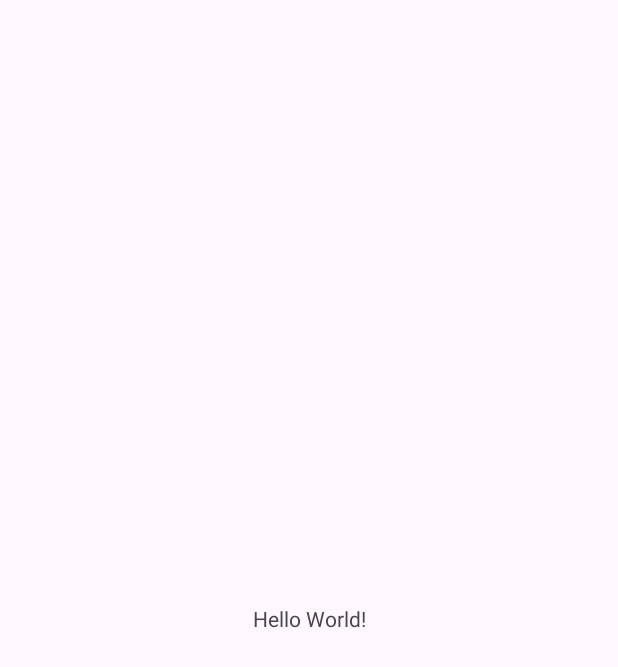
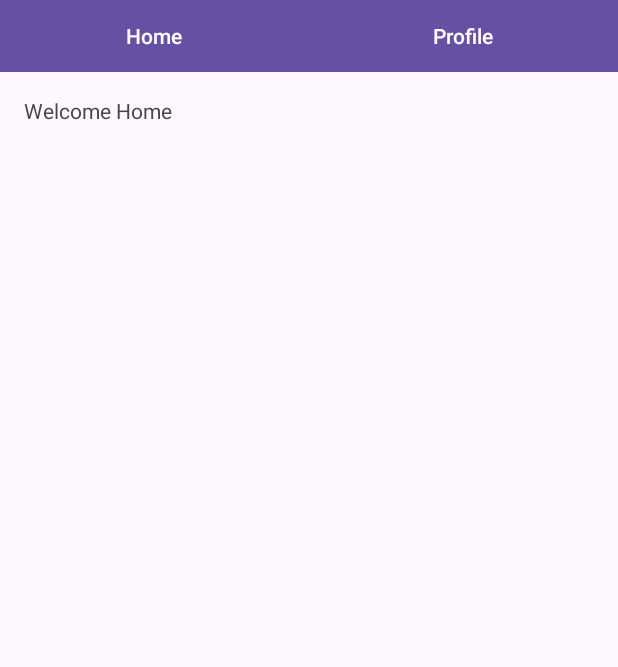
Before and after one commit to kisahtegar/FundamentalAndroid, an Android app: the screen it shows after launch (MainActivity), on a phone screen of 412 x 824 dp. Before the commit the part shown is almost empty. Shown: the top 667 px of the screen. Run offline under Robolectric (Android 15) with nearby library versions, the phone set to English and light mode, and no system bars.

Commit message:
Implementing Tab Layout with ViewPager2.

```diff
--- a/app/build.gradle.kts
+++ b/app/build.gradle.kts
@@ -43,6 +43,7 @@ dependencies {
     implementation(libs.material)
     implementation(libs.androidx.activity)
     implementation(libs.androidx.constraintlayout)
+    implementation(libs.androidx.viewpager2)
     testImplementation(libs.junit)
     androidTestImplementation(libs.androidx.junit)
     androidTestImplementation(libs.androidx.espresso.core)
--- /dev/null
+++ b/app/src/main/java/com/kisahcode/fundamentalandroid/HomeFragment.kt
@@ -0,0 +1,59 @@
+package com.kisahcode.fundamentalandroid
+
+import android.os.Bundle
+import androidx.fragment.app.Fragment
+import android.view.LayoutInflater
+import android.view.View
+import android.view.ViewGroup
+
+// TODO: Rename parameter arguments, choose names that match
+// the fragment initialization parameters, e.g. ARG_ITEM_NUMBER
+private const val ARG_PARAM1 = "param1"
+private const val ARG_PARAM2 = "param2"
+
+/**
+ * A simple [Fragment] subclass.
+ * Use the [HomeFragment.newInstance] factory method to
+ * create an instance of this fragment.
+ */
+class HomeFragment : Fragment() {
+    // TODO: Rename and change types of parameters
+    private var param1: String? = null
+    private var param2: String? = null
+
+    override fun onCreate(savedInstanceState: Bundle?) {
+        super.onCreate(savedInstanceState)
+        arguments?.let {
+            param1 = it.getString(ARG_PARAM1)
+            param2 = it.getString(ARG_PARAM2)
+        }
+    }
+
+    override fun onCreateView(
+        inflater: LayoutInflater, container: ViewGroup?,
+        savedInstanceState: Bundle?
+    ): View? {
+        // Inflate the layout for this fragment
+        return inflater.inflate(R.layout.fragment_home, container, false)
+    }
+
+    companion object {
+        /**
+         * Use this factory method to create a new instance of
+         * this fragment using the provided parameters.
+         *
+         * @param param1 Parameter 1.
+         * @param param2 Parameter 2.
+         * @return A new instance of fragment HomeFragment.
+         */
+        // TODO: Rename and change types and number of parameters
+        @JvmStatic
+        fun newInstance(param1: String, param2: String) =
+            HomeFragment().apply {
+                arguments = Bundle().apply {
+                    putString(ARG_PARAM1, param1)
+                    putString(ARG_PARAM2, param2)
+                }
+            }
+    }
+}
--- a/app/src/main/java/com/kisahcode/fundamentalandroid/MainActivity.kt
+++ b/app/src/main/java/com/kisahcode/fundamentalandroid/MainActivity.kt
@@ -2,19 +2,50 @@ package com.kisahcode.fundamentalandroid
 
 import android.os.Bundle
 import androidx.activity.enableEdgeToEdge
+import androidx.annotation.StringDef
+import androidx.annotation.StringRes
 import androidx.appcompat.app.AppCompatActivity
 import androidx.core.view.ViewCompat
 import androidx.core.view.WindowInsetsCompat
+import androidx.viewpager2.widget.ViewPager2
+import com.google.android.material.tabs.TabLayout
+import com.google.android.material.tabs.TabLayoutMediator
 
+/**
+ * The main activity of the application.
+ */
 class MainActivity : AppCompatActivity() {
+
+    companion object {
+
+        // List of tab titles.
+        private val TAB_TITLES = intArrayOf(
+            R.string.tab_text_1,
+            R.string.tab_text_2
+        )
+
+    }
+
+    /**
+     * Called when the activity is starting.
+     * @param savedInstanceState The saved instance state.
+     */
     override fun onCreate(savedInstanceState: Bundle?) {
         super.onCreate(savedInstanceState)
-        enableEdgeToEdge()
         setContentView(R.layout.activity_main)
-        ViewCompat.setOnApplyWindowInsetsListener(findViewById(R.id.main)) { v, insets ->
-            val systemBars = insets.getInsets(WindowInsetsCompat.Type.systemBars())
-            v.setPadding(systemBars.left, systemBars.top, systemBars.right, systemBars.bottom)
-            insets
-        }
+
+        // Initialize ViewPager2 and SectionsPagerAdapter
+        val sectionsPagerAdapter = SectionsPagerAdapter(this)
+        val viewPager: ViewPager2 = findViewById(R.id.view_pager)
+        viewPager.adapter = sectionsPagerAdapter
+
+        // Initialize TabLayout and attach it to ViewPager2
+        val tabs: TabLayout = findViewById(R.id.tabs)
+        TabLayoutMediator(tabs, viewPager) { tab, position ->
+            tab.text = resources.getString(TAB_TITLES[position])
+        }.attach()
+
+        // Remove elevation from action bar
+        supportActionBar?.elevation = 0f
     }
 }
--- /dev/null
+++ b/app/src/main/java/com/kisahcode/fundamentalandroid/SectionsPagerAdapter.kt
@@ -0,0 +1,34 @@
+package com.kisahcode.fundamentalandroid
+
+import androidx.appcompat.app.AppCompatActivity
+import androidx.fragment.app.Fragment
+import androidx.viewpager2.adapter.FragmentStateAdapter
+
+/**
+ * Adapter class for managing fragments in a ViewPager2.
+ * This adapter provides the necessary fragments for the ViewPager2.
+ * @param activity The activity hosting the ViewPager2.
+ */
+class SectionsPagerAdapter(activity: AppCompatActivity) : FragmentStateAdapter(activity) {
+
+    /**
+     * Gets the total number of fragments in the ViewPager2.
+     * @return The total number of fragments.
+     */
+    override fun getItemCount(): Int {
+        return 2 // Return the total number of fragments
+    }
+
+    /**
+     * Creates and returns the fragment for the given position.
+     * @param position The position of the fragment.
+     * @return The fragment at the specified position.
+     */
+    override fun createFragment(position: Int): Fragment {
+        return when (position) {
+            0 -> HomeFragment() // Return HomeFragment for position 0
+            1 -> ProfileFragment() // Return ProfileFragment for position 1
+            else -> throw IllegalArgumentException("Invalid position: $position")
+        }
+    }
+}
--- a/app/src/main/res/layout/activity_main.xml
+++ b/app/src/main/res/layout/activity_main.xml
@@ -1,19 +1,26 @@
 <?xml version="1.0" encoding="utf-8"?>
-<androidx.constraintlayout.widget.ConstraintLayout xmlns:android="http://schemas.android.com/apk/res/android"
+<!-- Layout file for the main activity -->
+<LinearLayout xmlns:android="http://schemas.android.com/apk/res/android"
     xmlns:app="http://schemas.android.com/apk/res-auto"
     xmlns:tools="http://schemas.android.com/tools"
     android:id="@+id/main"
     android:layout_width="match_parent"
     android:layout_height="match_parent"
+    android:orientation="vertical"
     tools:context=".MainActivity">
 
-    <TextView
-        android:layout_width="wrap_content"
+    <!-- TabLayout for displaying tabs -->
+    <com.google.android.material.tabs.TabLayout
+        android:id="@+id/tabs"
+        android:layout_width="match_parent"
         android:layout_height="wrap_content"
-        android:text="Hello World!"
-        app:layout_constraintBottom_toBottomOf="parent"
-        app:layout_constraintEnd_toEndOf="parent"
-        app:layout_constraintStart_toStartOf="parent"
-        app:layout_constraintTop_toTopOf="parent" />
+        android:background="?attr/colorPrimary"
+        app:tabTextColor="@android:color/white"/>
 
-</androidx.constraintlayout.widget.ConstraintLayout>
+    <!-- ViewPager2 for managing swipe views -->
+    <androidx.viewpager2.widget.ViewPager2
+        android:id="@+id/view_pager"
+        android:layout_width="match_parent"
+        android:layout_height="match_parent" />
+
+</LinearLayout>
--- /dev/null
+++ b/app/src/main/res/layout/fragment_home.xml
@@ -0,0 +1,16 @@
+<?xml version="1.0" encoding="utf-8"?>
+<FrameLayout xmlns:android="http://schemas.android.com/apk/res/android"
+    xmlns:tools="http://schemas.android.com/tools"
+    android:layout_width="match_parent"
+    android:layout_height="match_parent"
+    tools:context=".HomeFragment">
+
+    <TextView
+        android:id="@+id/section_label"
+        android:layout_width="wrap_content"
+        android:layout_height="wrap_content"
+        android:layout_marginStart="16dp"
+        android:layout_marginTop="16dp"
+        android:text="@string/content_tab_home" />
+
+</FrameLayout>
--- a/app/src/main/res/values/strings.xml
+++ b/app/src/main/res/values/strings.xml
@@ -1,3 +1,12 @@
 <resources>
     <string name="app_name">FundamentalAndroid</string>
+
+    <string name="tab_text_1">Home</string>
+    <string name="tab_text_2">Profile</string>
+    <string name="tab_text_3">Setting</string>
+    <string name="content_tab_home">Welcome Home</string>
+    <string name="content_tab_profile">Change your Profile here</string>
+    <string name="content_tab_text">This is Tab %1$d</string>
+    <!-- TODO: Remove or change this placeholder text -->
+    <string name="hello_blank_fragment">Hello blank fragment</string>
 </resources>
--- a/gradle/libs.versions.toml
+++ b/gradle/libs.versions.toml
@@ -9,6 +9,7 @@ appcompat = "1.6.1"
 material = "1.11.0"
 activity = "1.8.0"
 constraintlayout = "2.1.4"
+viewpager2 = "1.1.0-beta02"
 
 [libraries]
 androidx-core-ktx = { group = "androidx.core", name = "core-ktx", version.ref = "coreKtx" }
@@ -19,6 +20,7 @@ androidx-appcompat = { group = "androidx.appcompat", name = "appcompat", version
 material = { group = "com.google.android.material", name = "material", version.ref = "material" }
 androidx-activity = { group = "androidx.activity", name = "activity", version.ref = "activity" }
 androidx-constraintlayout = { group = "androidx.constraintlayout", name = "constraintlayout", version.ref = "constraintlayout" }
+androidx-viewpager2 = { group = "androidx.viewpager2", name = "viewpager2", version.ref = "viewpager2" }
 
 [plugins]
 androidApplication = { id = "com.android.application", version.ref = "agp" }
```
Also changed, not shown: app/src/main/java/com/kisahcode/fundamentalandroid/ProfileFragment.kt (added, +59 -0 lines), app/src/main/res/layout/fragment_profile.xml (added, +15 -0 lines), 3 other files.
